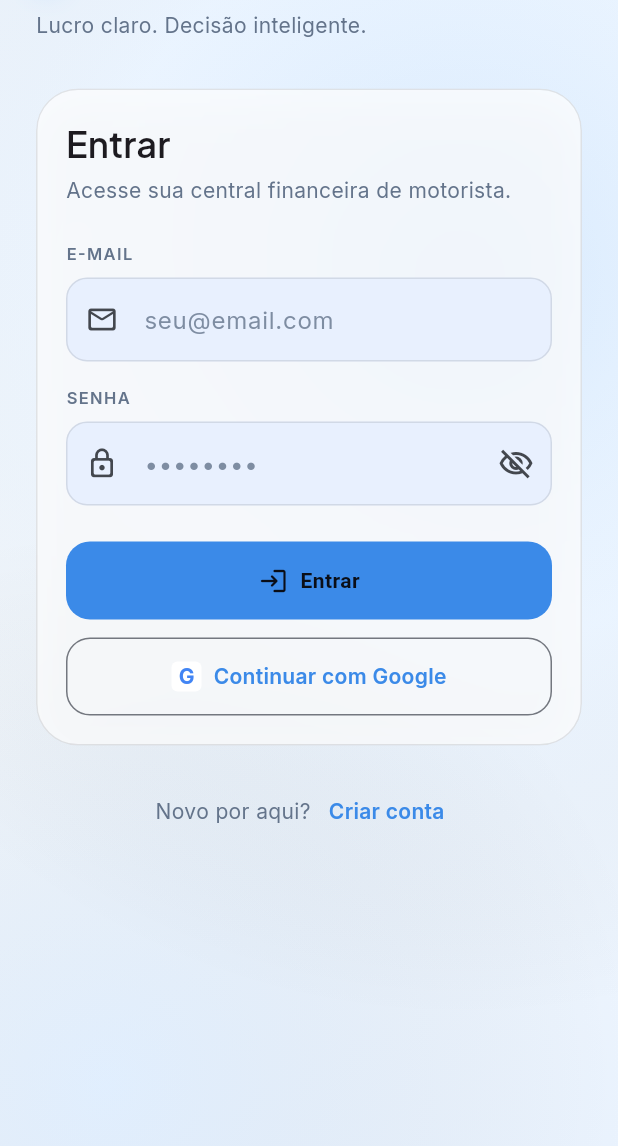
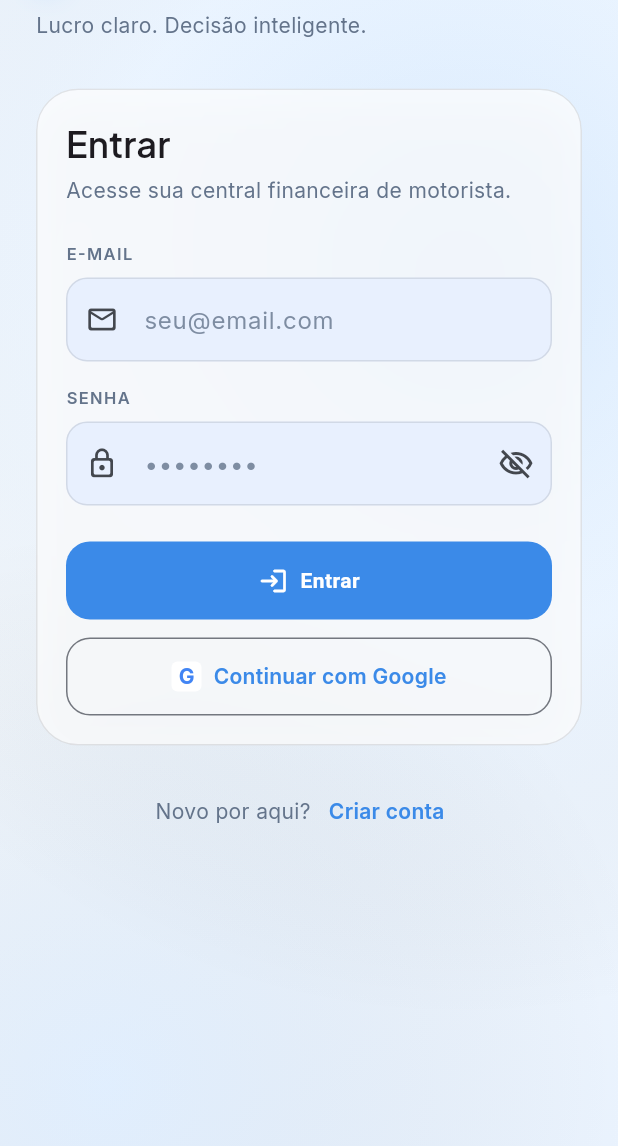
Before and after one commit to solerpedroo/driveflow, a Flutter app: the screen it shows after launch, on a phone screen of 412 x 824 dp, the part 90-1236 px from its top. Run offline on Flutter 3.47's test engine with Material 3 defaults, Android fonts, the phone set to English and light mode, and no system bars; our stand-ins replace cached_network_image, connectivity_plus, dio, file_picker, fl_chart, flutter_hooks and 14 more; missing offline and left inert: google_mlkit_text_recognition; accounts and stored records are empty.

Commit message:
feat(theme): apply sky-blue color scheme to light and dark themes
Co-authored-by: Pedro Henrique Contardi Soler <pedrocsoler@hotmail.com>

```diff
--- a/lib/core/theme/app_theme.dart
+++ b/lib/core/theme/app_theme.dart
@@ -44,10 +44,10 @@ PageTransitionsTheme get driveFlowPageTransitionsTheme {
 
 ThemeData buildDriveFlowLightTheme() {
   final colorScheme = ColorScheme.fromSeed(
-    seedColor: AppColors.electricTeal,
+    seedColor: AppColors.skyBlue,
     brightness: Brightness.light,
-    primary: AppColors.electricTealDim,
-    onPrimary: AppColors.deepNavy,
+    primary: AppColors.skyBlueDim,
+    onPrimary: Colors.white,
     secondary: const Color(0xFF6366F1),
     surface: AppColors.lightSurface,
   );
@@ -104,7 +104,7 @@ ThemeData buildDriveFlowLightTheme() {
       ),
       focusedBorder: OutlineInputBorder(
         borderRadius: BorderRadius.circular(14),
-        borderSide: const BorderSide(color: AppColors.electricTealDim, width: 2),
+        borderSide: const BorderSide(color: AppColors.skyBlueDim, width: 2),
       ),
       contentPadding: const EdgeInsets.symmetric(horizontal: 16, vertical: 16),
       hintStyle: TextStyle(color: AppColors.textSecondaryLight.withValues(alpha: 0.8)),
@@ -122,9 +122,9 @@ ThemeData buildDriveFlowLightTheme() {
 
 ThemeData buildDriveFlowDarkTheme() {
   final colorScheme = ColorScheme.fromSeed(
-    seedColor: AppColors.electricTeal,
+    seedColor: AppColors.skyBlue,
     brightness: Brightness.dark,
-    primary: AppColors.electricTeal,
+    primary: AppColors.skyBlue,
     onPrimary: AppColors.deepNavy,
     secondary: const Color(0xFF818CF8),
     surface: AppColors.midnight,
@@ -182,7 +182,7 @@ ThemeData buildDriveFlowDarkTheme() {
       ),
       focusedBorder: OutlineInputBorder(
         borderRadius: BorderRadius.circular(14),
-        borderSide: const BorderSide(color: AppColors.electricTeal, width: 2),
+        borderSide: const BorderSide(color: AppColors.skyBlue, width: 2),
       ),
       contentPadding: const EdgeInsets.symmetric(horizontal: 16, vertical: 16),
       hintStyle: TextStyle(color: AppColors.textSecondary.withValues(alpha: 0.8)),
```
